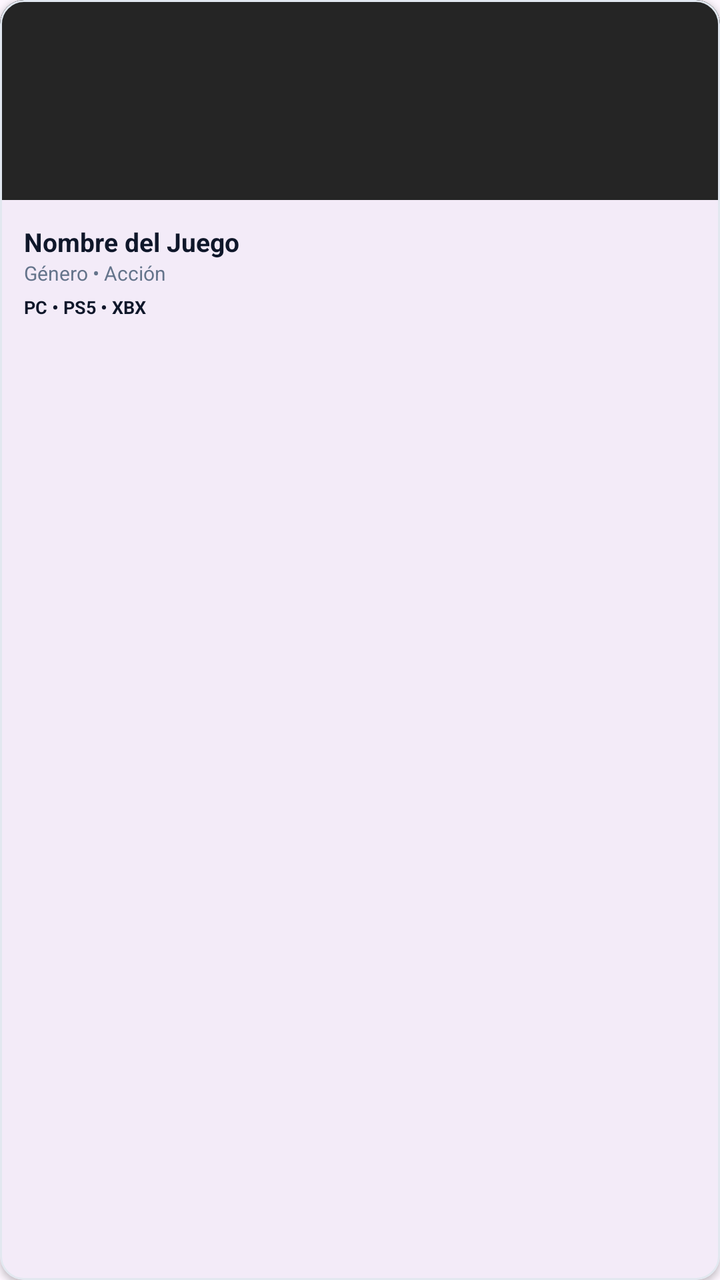
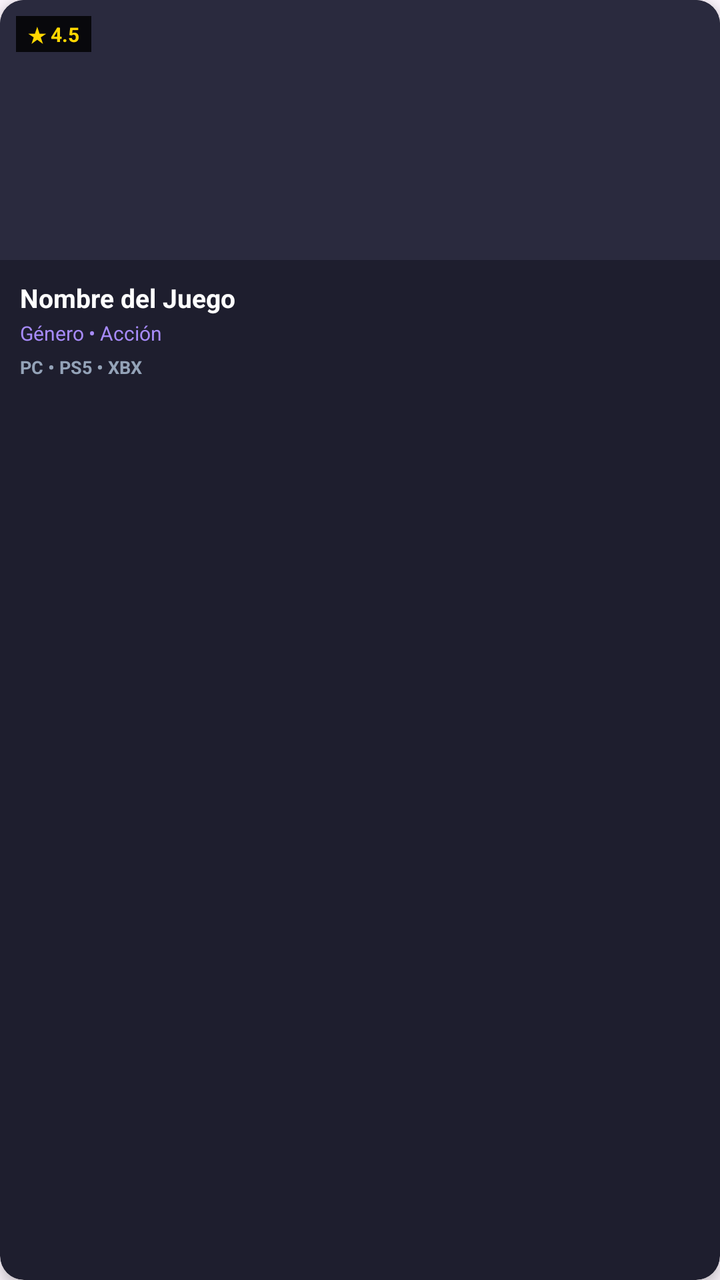

Before-and-after screenshots of an Android layout around one commit, followed by the original layout XML and the change that was made.
<!-- AndroidManifest.xml: application theme Theme.GameVault -->
<!-- res/layout/item_game.xml -->
<?xml version="1.0" encoding="utf-8"?>
<com.google.android.material.card.MaterialCardView
    xmlns:android="http://schemas.android.com/apk/res/android"
    xmlns:app="http://schemas.android.com/apk/res-auto"
    android:layout_width="match_parent"
    android:layout_height="wrap_content"
    android:layout_margin="8dp"
    app:cardCornerRadius="12dp"
    app:cardElevation="2dp"
    app:strokeWidth="1dp"
    app:strokeColor="#E2E8F0">

    <LinearLayout
        android:layout_width="match_parent"
        android:layout_height="wrap_content"
        android:orientation="vertical">

        <ImageView
            android:id="@+id/imgCover"
            android:layout_width="match_parent"
            android:layout_height="100dp"
            android:scaleType="centerCrop"
            android:background="#252525" />

        <LinearLayout
            android:layout_width="match_parent"
            android:layout_height="wrap_content"
            android:orientation="vertical"
            android:padding="12dp">

            <TextView
                android:id="@+id/tvTitle"
                android:layout_width="match_parent"
                android:layout_height="wrap_content"
                android:ellipsize="end"
                android:maxLines="2"
                android:textColor="#0F172A"
                android:textSize="13sp"
                android:textStyle="bold"
                android:text="Nombre del Juego" />

            <TextView
                android:id="@+id/tvGenres"
                android:layout_width="match_parent"
                android:layout_height="wrap_content"
                android:textColor="#64748B"
                android:textSize="10sp"
                android:text="Género • Acción" />

            <TextView
                android:id="@+id/tvPlatforms"
                android:layout_width="match_parent"
                android:layout_height="wrap_content"
                android:layout_marginTop="4dp"
                android:textColor="#0F172A"
                android:textSize="9sp"
                android:textStyle="bold"
                android:text="PC • PS5 • XBX" />
        </LinearLayout>
    </LinearLayout>
</com.google.android.material.card.MaterialCardView>
<!-- resources referenced by this layout -->
<resources>
  <style name="Theme.GameVault" parent="Base.Theme.GameVault" />
  <style name="Base.Theme.GameVault" parent="Theme.Material3.DayNight.NoActionBar">        
          
      </style>
</resources>

<!-- the commit's change to res/layout/item_game.xml (unified diff, before → after) -->
@@ -6,27 +6,51 @@
     android:layout_height="wrap_content"
     android:layout_margin="8dp"
     app:cardCornerRadius="12dp"
-    app:cardElevation="2dp"
-    app:strokeWidth="1dp"
-    app:strokeColor="#E2E8F0">
+    app:cardElevation="4dp"
+    app:cardBackgroundColor="#1E1E2E"
+    app:strokeWidth="0dp">
 
     <LinearLayout
         android:layout_width="match_parent"
         android:layout_height="wrap_content"
         android:orientation="vertical">
 
-        <ImageView
-            android:id="@+id/imgCover"
+        
+        <FrameLayout
             android:layout_width="match_parent"
-            android:layout_height="100dp"
-            android:scaleType="centerCrop"
-            android:background="#252525" />
+            android:layout_height="130dp">
 
+            <ImageView
+                android:id="@+id/imgCover"
+                android:layout_width="match_parent"
+                android:layout_height="match_parent"
+                android:scaleType="centerCrop"
+                android:background="#2A2A3E" />
+
+            
+            <TextView
+                android:id="@+id/tvRating"
+                android:layout_width="wrap_content"
+                android:layout_height="wrap_content"
+                android:layout_margin="8dp"
+                android:background="#CC000000"
+                android:paddingStart="6dp"
+                android:paddingEnd="6dp"
+                android:paddingTop="2dp"
+                android:paddingBottom="2dp"
+                android:text="★ 4.5"
+                android:textColor="#FFD700"
+                android:textSize="10sp"
+                android:textStyle="bold" />
+        </FrameLayout>
+
+        
         <LinearLayout
             android:layout_width="match_parent"
             android:layout_height="wrap_content"
             android:orientation="vertical"
-            android:padding="12dp">
+            android:padding="10dp"
+            android:background="#1E1E2E">
 
             <TextView
                 android:id="@+id/tvTitle"
@@ -34,7 +58,7 @@
                 android:layout_height="wrap_content"
                 android:ellipsize="end"
                 android:maxLines="2"
-                android:textColor="#0F172A"
+                android:textColor="#FFFFFF"
                 android:textSize="13sp"
                 android:textStyle="bold"
                 android:text="Nombre del Juego" />
@@ -43,7 +67,8 @@
                 android:id="@+id/tvGenres"
                 android:layout_width="match_parent"
                 android:layout_height="wrap_content"
-                android:textColor="#64748B"
+                android:layout_marginTop="2dp"
+                android:textColor="#A78BFA"
                 android:textSize="10sp"
                 android:text="Género • Acción" />
 
@@ -52,7 +77,7 @@
                 android:layout_width="match_parent"
                 android:layout_height="wrap_content"
                 android:layout_marginTop="4dp"
-                android:textColor="#0F172A"
+                android:textColor="#94A3B8"
                 android:textSize="9sp"
                 android:textStyle="bold"
                 android:text="PC • PS5 • XBX" />
